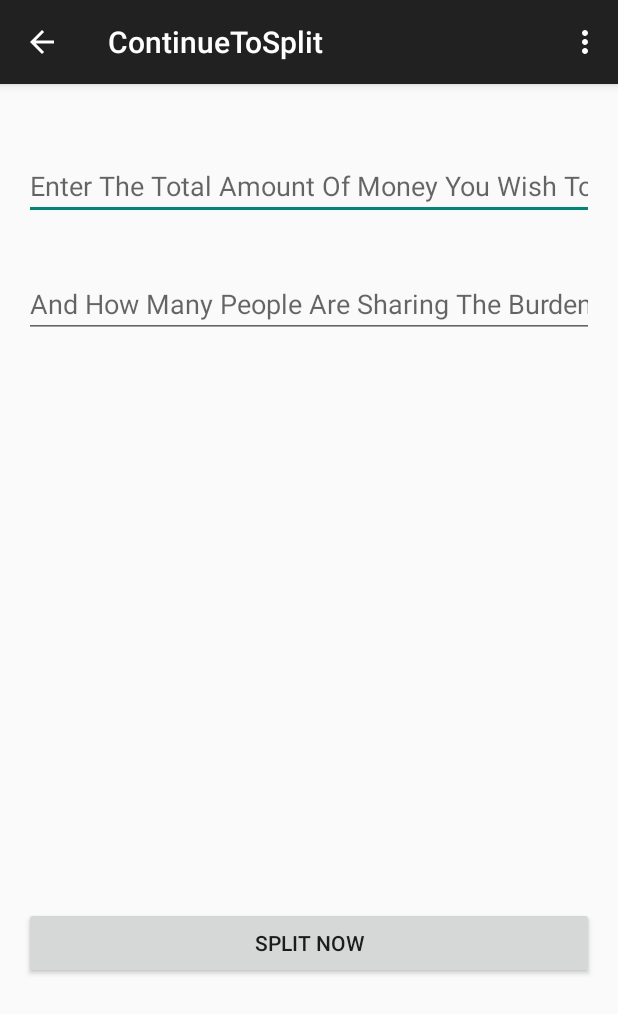
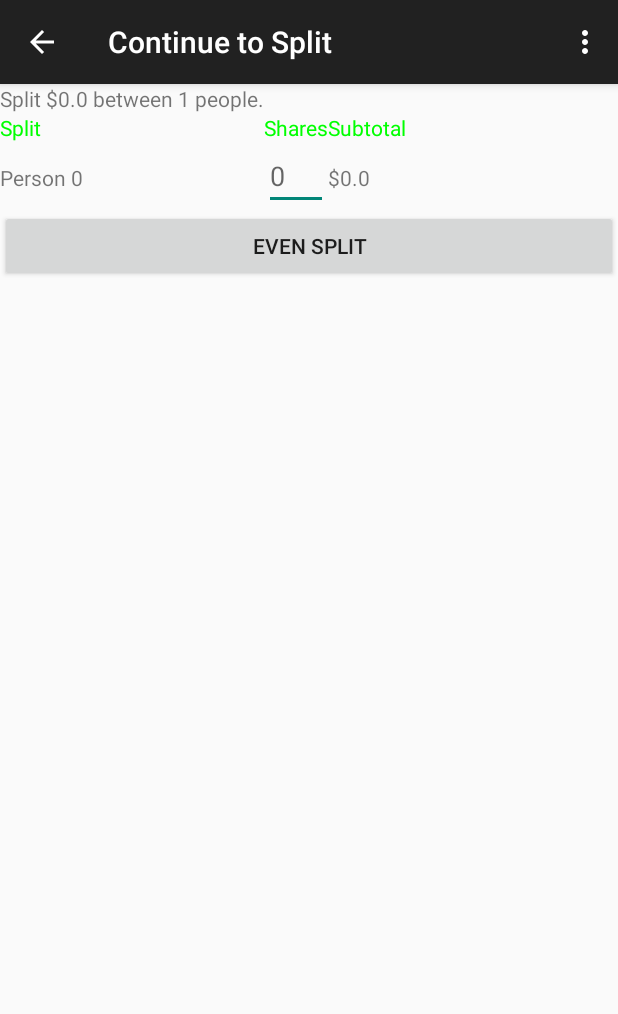
Before and after one commit to TravisWu/PayMe, an Android app: the SharkSplit screen opened directly, with no data from a screen before it, after a tap on "SPLIT NOW", on a phone screen of 412 x 824 dp. Shown: the top 1014 px of the screen. Run offline under Robolectric (Android 15) with nearby library versions, the phone set to English and light mode, and no system bars; 2 statements that could not run were skipped.

Commit message:
part up to the contact list

```diff
--- a/app/src/main/AndroidManifest.xml
+++ b/app/src/main/AndroidManifest.xml
@@ -28,7 +28,7 @@
         </activity>
         <activity
             android:name=".SharkSplit"
-            android:label="@string/title_activity_continue_to_split"
+            android:label="@string/sharkSplit"
             android:parentActivityName=".MainActivity" >
 
             <meta-data
@@ -36,6 +36,10 @@
                 android:value="com.traviswu.payme.MainActivity" />
         </activity>
 
+        <activity android:name=".ContinueToSplit"
+            android:label="@string/continueToSplit"
+            android:parentActivityName=".SharkSplit" >
+        </activity>
     </application>
 
 </manifest>
--- a/app/src/main/java/com/traviswu/payme/ContinueToSplit.java
+++ b/app/src/main/java/com/traviswu/payme/ContinueToSplit.java
@@ -5,11 +5,13 @@ import android.graphics.Color;
 import android.os.Bundle;
 import android.support.v7.app.ActionBarActivity;
 import android.text.Editable;
+import android.text.InputType;
 import android.text.TextWatcher;
 import android.view.LayoutInflater;
 import android.view.Menu;
 import android.view.MenuItem;
 import android.view.View;
+import android.view.ViewGroup;
 import android.widget.Button;
 import android.widget.EditText;
 import android.widget.TableLayout;
@@ -36,13 +38,6 @@ public class ContinueToSplit extends ActionBarActivity {
 
         shares = new int [n_people];
         subtotal = new double [n_people];
-        /**
-        TextView newTextView = new TextView(this);
-        newTextView.setTextSize(40);
-        String newMessage = "Total money $"+ total_amount+" between " +n_people+ " people.";
-        newTextView.setText(newMessage);
-        setContentView(newTextView);
-        **/
 
         setContentView(R.layout.continue_to_split);
         init();
@@ -50,7 +45,14 @@ public class ContinueToSplit extends ActionBarActivity {
 
     public void init(){
         TableLayout myTable = (TableLayout)findViewById(R.id.table_of_shares);
+        myTable.removeAllViews();
 
+        TableRow text = new TableRow(this);
+         TextView newTextView = new TextView(this);
+         String newMessage = "Split $"+ total_amount+" between " +n_people+ " people.";
+         newTextView.setText(newMessage);
+         text.addView(newTextView);
+        myTable.addView(text);
 
         TableRow row0 = new TableRow(this);
         TextView tv0 = new TextView(this);
@@ -78,8 +80,8 @@ public class ContinueToSplit extends ActionBarActivity {
             newRow.addView(tvNew1);
 
             final EditText tvNew2 = new EditText(this);
-            tvNew2.setHint("has "+shares[i]+" shares");
-
+            tvNew2.setHint(shares[i]+"");
+            tvNew2.setInputType(InputType.TYPE_CLASS_NUMBER);
             final int index = i;
             tvNew2.addTextChangedListener(new TextWatcher() {
                 @Override
@@ -104,19 +106,28 @@ public class ContinueToSplit extends ActionBarActivity {
                     for (int l=0; l <shares.length; l++){
                         subtotal[l] = shares[l] * new_share_per_slice;
                     }
+
+                    init();
                 }
             });
             newRow.addView(tvNew2);
 
             TextView tvNew3 = new TextView(this);
-            tvNew3.setText("Comes up to $"+subtotal[i]);
+            tvNew3.setText("$"+subtotal[i]);
             newRow.addView(tvNew3);
 
             myTable.addView(newRow);
         }
         TableRow row2 = new TableRow(this);
-        //Button even_split = new Button();
-
+        final Button even_split = new Button(this);
+        even_split.setText("Even Split");
+        even_split.setOnClickListener(new View.OnClickListener() {
+            @Override
+            public void onClick(View v) {
+                evenSplit(v);
+            }
+        });
+        myTable.addView(even_split, new TableLayout.LayoutParams(TableLayout.LayoutParams.MATCH_PARENT, TableLayout.LayoutParams.WRAP_CONTENT));
 
     }
 
@@ -147,6 +158,7 @@ public class ContinueToSplit extends ActionBarActivity {
     //It can serve as a mid-point where users to choose to go to different variations from there
 
     public void evenSplit(View view){
+
         total_share = n_people;
         double shares = total_amount/n_people;
         for (int i=0; i<n_people; i++){
--- a/app/src/main/res/values/strings.xml
+++ b/app/src/main/res/values/strings.xml
@@ -5,9 +5,9 @@
     <string name="total_to_split">Enter The Total Amount Of Money You Wish To Be Split: </string>
     <string name="n_people">And How Many People Are Sharing The Burden: </string>
     <string name="split_now">Split Now</string>
-    <string name="title_activity_continue_to_split">ContinueToSplit</string>
     <string name="sharkSplit">Shark Split</string>
     <string name="buttonBlood">Draw Blood</string>
     <string name="even_split">Even Split</string>
     <string name="split_intro">Welcome to Split</string>
+    <string name="continueToSplit">Continue to Split</string>
 </resources>
```
